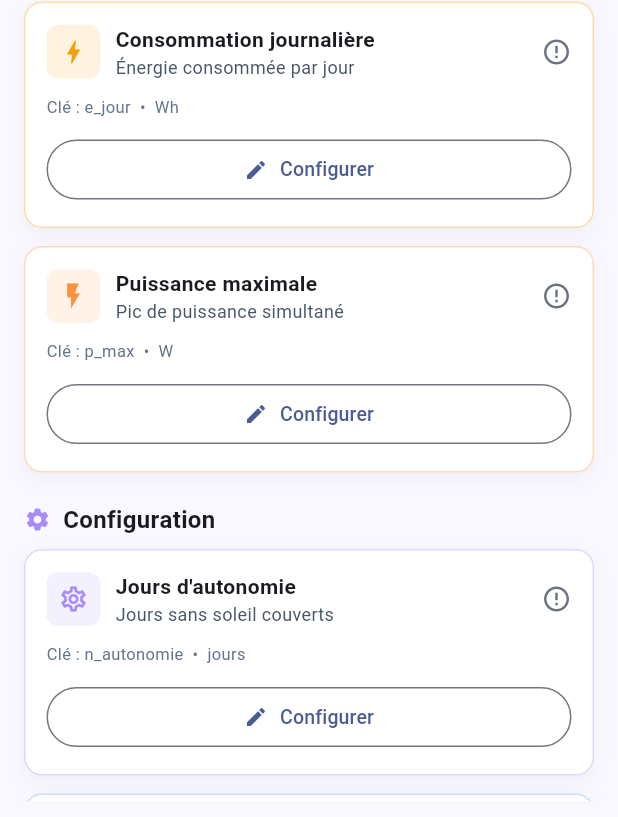
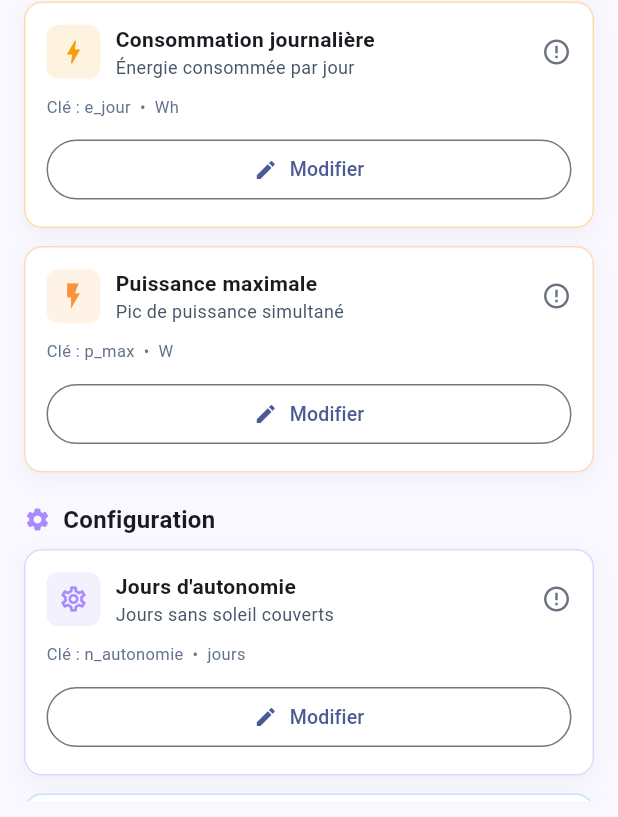
Before and after one commit to Nampiasilala/App_mobile_flutter, a Flutter app: the ContentsPage screen opened by its route, on a phone screen of 412 x 824 dp. Shown: the part 339-1156 px from the top of the screen. Run offline on Flutter 3.47's test engine with Material 3 defaults, Android fonts, the phone set to English and light mode, and no system bars; our stand-ins replace dio, flutter_riverpod, flutter_secure_storage, go_router, pdf, printing; accounts and stored records are empty; network calls fail.

Commit message:
intergration de gestion des contenus/notices

```diff
--- a/lib/features/admin/presentation/contents_page.dart
+++ b/lib/features/admin/presentation/contents_page.dart
@@ -28,14 +28,18 @@ class HelpContent {
   });
 
   factory HelpContent.fromJson(Map<String, dynamic> j) {
+    String? _asStr(dynamic v) => v == null ? null : v.toString();
+    DateTime? _asDate(dynamic v) =>
+        v == null ? null : DateTime.tryParse(v.toString());
+
     return HelpContent(
-      id: j['id'] as int?,
-      key: j['key']?.toString() ?? '',
-      title: j['title']?.toString() ?? '',
-      bodyHtml: j['body_html']?.toString() ?? '',
+      id: j['id'] is int ? j['id'] as int : int.tryParse('${j['id']}'),
+      key: _asStr(j['key']) ?? '',
+      title: _asStr(j['title']) ?? '',
+      bodyHtml: _asStr(j['body_html']) ?? '',
       isActive: j['is_active'] == true,
-      createdAt: j['created_at'] != null ? DateTime.tryParse(j['created_at']) : null,
-      updatedAt: j['updated_at'] != null ? DateTime.tryParse(j['updated_at']) : null,
+      createdAt: _asDate(j['created_at']),
+      updatedAt: _asDate(j['updated_at']),
     );
   }
 }
@@ -66,6 +70,7 @@ class _PredefField {
   });
 }
 
+// Aligne avec la version Web (ajout priorite_selection & h_vers_toit)
 const _predefs = <_PredefField>[
   _PredefField(
     key: 'e_jour',
@@ -116,6 +121,18 @@ const _predefs = <_PredefField>[
         "Tension nominale du parc de batteries.\n\nOptions :\n• 12V : Petites installations (camping-car, abri)\n• 24V : Installations moyennes (maison secondaire)\n• 48V : Grandes installations (maison principale)\n\nAvantage 48V : Moins de pertes, câbles plus fins, meilleur rendement.",
   ),
   _PredefField(
+    key: 'priorite_selection',
+    title: 'Stratégie de sélection',
+    description: 'Règle de choix des équipements',
+    unit: '',
+    icon: Icons.tune, // ✅ remplace l'icône inexistante rule_settings_outlined
+    color: Color(0xFF8B5CF6),
+    category: 'Configuration',
+    placeholder: '',
+    defaultHelp:
+        "Stratégie appliquée à la sélection des équipements modulaires (panneaux, batteries).\n\n• Coût minimal (défaut) : minimise le coût total.\n• Nombre minimal : minimise le nombre d’unités.\n\nOn respecte d’abord le surdimensionnement maximal. Si aucune option ne respecte ce seuil, on prend la surdimension minimale puis on applique la stratégie.",
+  ),
+  _PredefField(
     key: 'localisation',
     title: 'Localisation',
     description: 'Position géographique',
@@ -138,6 +155,18 @@ const _predefs = <_PredefField>[
     placeholder: 'Ex: 4.5',
     defaultHelp:
         "Énergie solaire reçue par m² et par jour.\n\nValeurs typiques : 2.5 à 5.5 kWh/m²/j selon la région.\n\nNote : Cette valeur peut être remplie automatiquement selon la localisation.",
+  ),
+  _PredefField(
+    key: 'h_vers_toit',
+    title: 'Hauteur vers le toit',
+    description: 'Distance verticale pour estimer les câbles',
+    unit: 'm',
+    icon: Icons.straighten_outlined,
+    color: Color(0xFFF59E0B),
+    category: 'Environnement',
+    placeholder: 'Ex: 10',
+    defaultHelp:
+        "Hauteur verticale (du local technique au toit) utilisée pour estimer la longueur totale de câble.\n\nFormule : H × 2 × 1,2 (aller + retour + 20% de mou).\n\nSaisissez une valeur positive (en mètres).",
   ),
 ];
 
@@ -299,11 +328,8 @@ class _ContentsPageState extends ConsumerState<ContentsPage> {
       byCat.putIfAbsent(f.category, () => []).add(f);
     }
 
-    return Scaffold(
-      appBar: buildSmartAppBar(context, 'Aide / Contenus'),
-      body: Stack(
-        children: [
-          ListView(
+    final list = ListView(
+      physics: const AlwaysScrollableScrollPhysics(),
       padding: const EdgeInsets.all(16),
       children: [
         const _TitleRow(),
@@ -353,27 +379,30 @@ class _ContentsPageState extends ConsumerState<ContentsPage> {
           const SizedBox(height: 8),
         ],
       ],
-          ),
+    );
 
+    return Scaffold(
+      appBar: buildSmartAppBar(context, 'Aide / Contenus'),
+      body: Stack(
+        children: [
+          RefreshIndicator(onRefresh: ctrl.load, child: list),
           if (st.loading)
-            const Positioned.fill(
-              child: _FullScreenLoader(label: 'Chargement…'),
-            ),
+            const Positioned.fill(child: _FullScreenLoader(label: 'Chargement…')),
           if (st.saving)
-            const Positioned.fill(
-              child: _FullScreenLoader(label: 'Sauvegarde…'),
-            ),
+            const Positioned.fill(child: _FullScreenLoader(label: 'Sauvegarde…')),
         ],
       ),
     );
   }
 
-  Future<void> _openEditSheet(BuildContext context, _ContentsController ctrl) async {
+  Future<void> _openEditSheet(
+      BuildContext context, _ContentsController ctrl) async {
     if (_editing == null || _editingExisting == null) return;
     final field = _editing!;
     final ex = _editingExisting!;
 
-    final titleCtrl = TextEditingController(text: ex.title.isNotEmpty ? ex.title : field.title);
+    final titleCtrl =
+        TextEditingController(text: ex.title.isNotEmpty ? ex.title : field.title);
     final bodyCtrl = TextEditingController(
       text: ex.bodyHtml.isNotEmpty ? _htmlToText(ex.bodyHtml) : field.defaultHelp,
     );
@@ -382,6 +411,7 @@ class _ContentsPageState extends ConsumerState<ContentsPage> {
     await showModalBottomSheet<void>(
       context: context,
       isScrollControlled: true,
+      useSafeArea: true,
       showDragHandle: true,
       shape: const RoundedRectangleBorder(
         borderRadius: BorderRadius.vertical(top: Radius.circular(18)),
@@ -389,7 +419,10 @@ class _ContentsPageState extends ConsumerState<ContentsPage> {
       builder: (ctx) {
         return StatefulBuilder(
           builder: (ctx, setModalState) {
-            return Padding(
+            final maxHeight = MediaQuery.of(ctx).size.height * 0.9;
+            return ConstrainedBox(
+              constraints: BoxConstraints(maxHeight: maxHeight),
+              child: Padding(
                 padding: EdgeInsets.only(
                   left: 16,
                   right: 16,
@@ -472,7 +505,7 @@ class _ContentsPageState extends ConsumerState<ContentsPage> {
                           final title = titleCtrl.text.trim();
                           final bodyText = bodyCtrl.text.trim();
                           if (title.isEmpty || bodyText.isEmpty) {
-                          ScaffoldMessenger.of(context).showSnackBar(
+                            ScaffoldMessenger.of(ctx).showSnackBar(
                               const SnackBar(content: Text('Titre et texte requis')),
                             );
                             return;
@@ -486,14 +519,16 @@ class _ContentsPageState extends ConsumerState<ContentsPage> {
                             );
                             if (!mounted) return;
                             Navigator.of(ctx).pop();
-                          ScaffoldMessenger.of(context).showSnackBar(
+                            ScaffoldMessenger.of(ctx).showSnackBar(
                               SnackBar(
-                              content: Text(ex.id == null ? 'Contenu créé' : 'Contenu mis à jour'),
+                                content: Text(
+                                  ex.id == null ? 'Contenu créé' : 'Contenu mis à jour',
+                                ),
                               ),
                             );
                           } catch (e) {
                             if (!mounted) return;
-                          ScaffoldMessenger.of(context).showSnackBar(
+                            ScaffoldMessenger.of(ctx).showSnackBar(
                               SnackBar(content: Text('Échec: $e')),
                             );
                           }
@@ -501,6 +536,7 @@ class _ContentsPageState extends ConsumerState<ContentsPage> {
                       ),
                       const SizedBox(height: 8),
                     ],
+                  ),
                 ),
               ),
             );
@@ -544,10 +580,10 @@ class _TitleRow extends StatelessWidget {
   @override
   Widget build(BuildContext context) {
     return Row(
-      children: [
-        const Icon(Icons.description_outlined, color: Color(0xFF2563EB), size: 20),
-        const SizedBox(width: 8),
-        const Expanded(
+      children: const [
+        Icon(Icons.description_outlined, color: Color(0xFF2563EB), size: 20),
+        SizedBox(width: 8),
+        Expanded(
           child: Text(
             'Gestion des notices',
             style: TextStyle(fontSize: 18, fontWeight: FontWeight.w800),
@@ -683,9 +719,9 @@ class _FieldCard extends StatelessWidget {
                 Expanded(
                   child: OutlinedButton.icon(
                     onPressed: onEdit,
-                    icon: Icon(Icons.edit, size: 16),
-                    label: Text(
-                      configured ? 'Modifier' : 'Configurer',
+                    icon: const Icon(Icons.edit, size: 16),
+                    label: const Text(
+                      'Modifier',
                       style: TextStyle(fontSize: 13),
                     ),
                     style: OutlinedButton.styleFrom(
```
Lines whose indentation alone changed are shown as unchanged.
